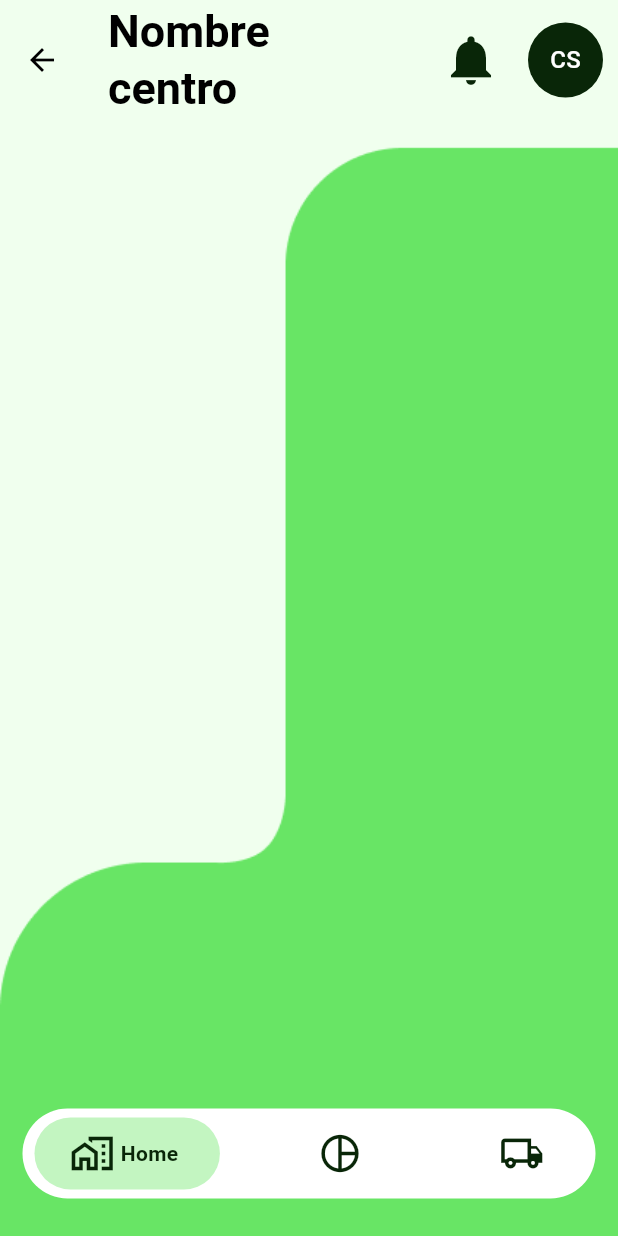
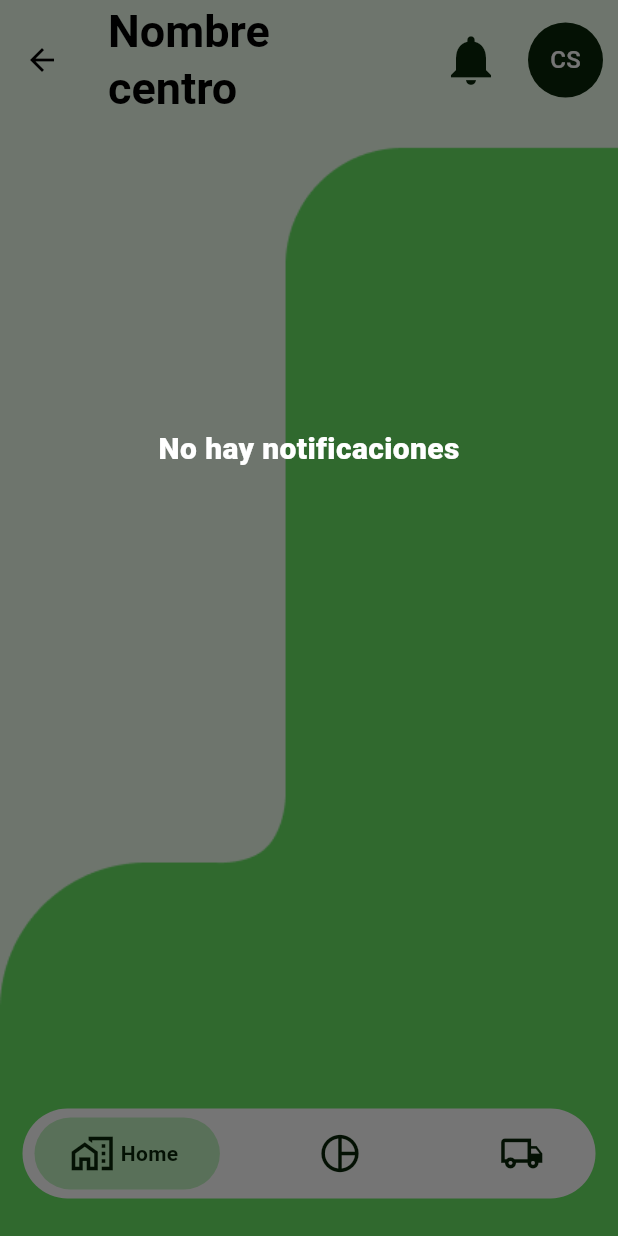
Before and after one commit to saulm10/Sensorize_App, a Flutter app: the _TapsScreen screen opened directly, after a tap on the "notifications" icon, on a phone screen of 412 x 824 dp. Run offline on Flutter 3.47's test engine with Material 3 defaults, Android fonts, the phone set to English and light mode, and no system bars; our stand-ins replace flutter_dotenv, flutter_secure_storage, fluttertoast, get_it, injectable, isar and 4 more; accounts and stored records are empty; generated files the repository leaves out were written again.

Commit message:
# - Pantalla de notificaciones y lógica de pantalla y almacenaje en db local

```diff
--- a/lib/api/endpoint/centros_endpoint.dart
+++ b/lib/api/endpoint/centros_endpoint.dart
@@ -1,5 +1,5 @@
 import 'package:sensorize/api/api_repository.dart';
-import 'package:sensorize/database/tables/aa_tables.dart';
+import 'package:sensorize/database/aa_tables.dart';
 
 mixin CentrosEndpoint implements ApiDependencies {
   Future<List<Map<String, dynamic>>> getCentro() async {
--- a/lib/api/endpoint/mediciones_endpoint.dart
+++ b/lib/api/endpoint/mediciones_endpoint.dart
@@ -1,5 +1,5 @@
 import 'package:sensorize/api/api_repository.dart';
-import 'package:sensorize/database/tables/aa_tables.dart';
+import 'package:sensorize/database/aa_tables.dart';
 
 mixin MedicionesEndpoint implements ApiDependencies {
   Future<List<Map<String, dynamic>>> getMediodionesSilo(String idSilo) async {
--- a/lib/api/endpoint/silos_endpoint.dart
+++ b/lib/api/endpoint/silos_endpoint.dart
@@ -1,5 +1,5 @@
 import 'package:sensorize/api/api_repository.dart';
-import 'package:sensorize/database/tables/aa_tables.dart';
+import 'package:sensorize/database/aa_tables.dart';
 
 mixin SilosEndpoint implements ApiDependencies {
   Future<List<Map<String, dynamic>>> getSilos() async {
--- /dev/null
+++ b/lib/database/aa_tables.dart
@@ -0,0 +1,4 @@
+export 'package:sensorize/database/notifications.dart';
+export 'package:sensorize/database/centros.dart';
+export 'package:sensorize/database/mediciones.dart';
+export 'package:sensorize/database/silos.dart';
--- /dev/null
+++ b/lib/database/notifications.dart
@@ -0,0 +1,12 @@
+import 'package:isar/isar.dart';
+
+part 'notifications.g.dart';
+
+@Collection()
+class Notifications {
+  Id id_ = Isar.autoIncrement;
+  late String title;
+  late String body;
+  late DateTime date;
+  late String idSilo;
+}
--- a/lib/database/tables/silos.dart
+++ b/lib/database/silos.dart
@@ -1,5 +1,5 @@
 import 'package:isar/isar.dart';
-import 'package:sensorize/database/tables/aa_tables.dart';
+import 'package:sensorize/database/aa_tables.dart';
 part 'silos.g.dart';
 
 @collection
--- a/lib/database/tables/aa_tables.dart
+++ /dev/null
@@ -1,3 +0,0 @@
-export 'package:sensorize/database/tables/centros.dart';
-export 'package:sensorize/database/tables/mediciones.dart';
-export 'package:sensorize/database/tables/silos.dart';
--- /dev/null
+++ b/lib/screens/notifications/notifications_provider.dart
@@ -0,0 +1,43 @@
+import 'package:flutter/material.dart';
+import 'package:injectable/injectable.dart';
+import 'package:sensorize/config/di_config/di_config.dart';
+import 'package:sensorize/database/aa_tables.dart';
+import 'package:sensorize/services/services.dart';
+
+@Injectable()
+class NotificationsProvider extends ChangeNotifier {
+  final LocalDbService _localDbService;
+  final DialogService _dialogService;
+
+  List<Notifications> notifications = [];
+
+  NotificationsProvider(
+    this._localDbService,
+    this._dialogService,
+  ) {
+    getAllNotifications();
+  }
+
+  getAllNotifications() async {
+    notifications = await _localDbService.getAll<Notifications>();
+    notifyListeners();
+  }
+
+  deleteNotification(int index) async {
+    bool canDelete = await _dialogService.boolDialog(
+      'Borrar notificación',
+      'Una vez borrada no se recuperará.',
+      'Borrar',
+      'Cancelar',
+    );
+    if (canDelete) {
+      _localDbService.deleteById<Notifications>(notifications[index].id_);
+      notifications.removeAt(index);
+    }
+    notifyListeners();
+  }
+
+  static NotificationsProvider get() {
+    return Injector.F<NotificationsProvider>();
+  }
+}
--- /dev/null
+++ b/lib/screens/notifications/notifications_screen.dart
@@ -0,0 +1,98 @@
+import 'package:flutter/material.dart';
+import 'package:provider/provider.dart';
+import 'package:sensorize/extensions/build_context_ex.dart';
+import 'package:sensorize/screens/notifications/notifications_provider.dart';
+
+class NotificationsScreen extends StatelessWidget {
+  const NotificationsScreen({super.key});
+  static const route = 'Profile';
+
+  @override
+  Widget build(BuildContext context) {
+    return ChangeNotifierProvider(
+      create: (context) => NotificationsProvider.get(),
+      child: const _NotificationsScreen(),
+    );
+  }
+}
+
+class _NotificationsScreen extends StatelessWidget {
+  const _NotificationsScreen();
+
+  @override
+  Widget build(BuildContext context) {
+    NotificationsProvider provider = context.watch<NotificationsProvider>();
+
+    return SizedBox(
+      width: MediaQuery.of(context).size.width * 0.88,
+      height: MediaQuery.of(context).size.height * 0.88,
+      child: CustomScrollView(
+        slivers: [
+          if (provider.notifications.isNotEmpty)
+            SliverList(
+              delegate: SliverChildBuilderDelegate(
+                (context, index) {
+                  return LayoutBuilder(
+                    builder: (context, constraints) {
+                      return Container(
+                        width: constraints.maxWidth,
+                        margin: const EdgeInsets.all(8),
+                        decoration: BoxDecoration(
+                          color: Colors.white,
+                          borderRadius: BorderRadius.circular(28),
+                        ),
+                        child: Row(
+                          crossAxisAlignment: CrossAxisAlignment.center,
+                          children: [
+                            Expanded(
+                              child: Column(
+                                children: [
+                                  ListTile(
+                                    title: Text(
+                                        provider.notifications[index].title),
+                                  ),
+                                  ListTile(
+                                    title: Text(
+                                        provider.notifications[index].body),
+                                  ),
+                                ],
+                              ),
+                            ),
+                            IconButton(
+                              onPressed: () =>
+                                  provider.deleteNotification(index),
+                              icon: Icon(
+                                Icons.delete,
+                                color: context.theme.colorScheme.error,
+                              ),
+                            ),
+                          ],
+                        ),
+                      );
+                    },
+                  );
+                },
+                childCount: provider.notifications.length,
+              ),
+            ),
+          if (provider.notifications.isEmpty)
+            const SliverToBoxAdapter(
+              child: SizedBox(
+                height: 500,
+                child: Center(
+                  child: Text(
+                    'No hay notificaciones',
+                    style: TextStyle(
+                      fontSize: 20,
+                      color: Colors.white,
+                      fontWeight: FontWeight.w800,
+                    ),
+                  ),
+                ),
+              ),
+            )
+        ],
+      ),
+    );
+  }
+}
--- a/lib/screens/profile/profile_provider.dart
+++ b/lib/screens/profile/profile_provider.dart
@@ -45,9 +45,9 @@ class ProfileProvider extends ChangeNotifier {
   onLogOutTap() async {
     bool? result = await _dialogService.boolDialog(
       'Cerrar sesión',
-      '¿Está usted seguro de cerrar sesión? Tendrá que volver a iniciar sesión si desea volver a entrar.',
-      'Sí',
-      'No',
+      'Tendrá que volver a iniciar sesión.',
+      'Cerrar sesión',
+      'Cancelar',
     );
 
     if (result == true) {
--- a/lib/screens/screens.dart
+++ b/lib/screens/screens.dart
@@ -1,3 +1,5 @@
+export 'package:sensorize/screens/notifications/notifications_provider.dart';
+export 'package:sensorize/screens/notifications/notifications_screen.dart';
 export 'package:sensorize/screens/taps/tap_silos/tap_silos_provider.dart';
 export 'package:sensorize/screens/taps/tap_silos/tap_silos_screen.dart';
 export 'package:sensorize/screens/taps/tap_home/tap_home_provider.dart';
--- a/lib/screens/taps/tap_home/tap_home_provider.dart
+++ b/lib/screens/taps/tap_home/tap_home_provider.dart
@@ -1,7 +1,7 @@
 import 'package:flutter/material.dart';
 import 'package:injectable/injectable.dart';
 import 'package:sensorize/config/di_config/di_config.dart';
-import 'package:sensorize/database/tables/aa_tables.dart';
+import 'package:sensorize/database/aa_tables.dart';
 import 'package:sensorize/services/services.dart';
 
 @Injectable()
--- a/lib/screens/taps/tap_home/tap_home_screen.dart
+++ b/lib/screens/taps/tap_home/tap_home_screen.dart
@@ -1,6 +1,6 @@
 import 'package:flutter/material.dart';
 import 'package:provider/provider.dart';
-import 'package:sensorize/database/tables/aa_tables.dart';
+import 'package:sensorize/database/aa_tables.dart';
 import 'package:sensorize/extensions/build_context_ex.dart';
 import 'package:sensorize/widgets/silo_widget.dart';
 import 'package:smooth_page_indicator/smooth_page_indicator.dart';
--- a/lib/screens/taps/tap_silos/tap_silos_provider.dart
+++ b/lib/screens/taps/tap_silos/tap_silos_provider.dart
@@ -2,7 +2,7 @@ import 'package:injectable/injectable.dart';
 import 'package:flutter/material.dart';
 import 'package:sensorize/config/di_config/di_config.dart';
 
-import '../../../database/tables/aa_tables.dart';
+import '../../../database/aa_tables.dart';
 import '../../../services/services.dart';
 
 @Injectable()
--- a/lib/screens/taps/taps_provider.dart
+++ b/lib/screens/taps/taps_provider.dart
@@ -1,7 +1,7 @@
 import 'package:flutter/material.dart';
 import 'package:injectable/injectable.dart';
 import 'package:sensorize/config/di_config/di_config.dart';
-import 'package:sensorize/database/tables/aa_tables.dart';
+import 'package:sensorize/database/aa_tables.dart';
 import 'package:sensorize/screens/screens.dart';
 import 'package:sensorize/services/services.dart';
 
@@ -58,6 +58,12 @@ class TapsProvider extends ChangeNotifier {
     );
   }
 
+  navigateToNotifications() {
+    _navigatorService.showDialogModel(
+      const NotificationsScreen(),
+    );
+  }
+
   static TapsProvider get() {
     return Injector.F<TapsProvider>();
   }
--- a/lib/screens/taps/taps_screen.dart
+++ b/lib/screens/taps/taps_screen.dart
@@ -34,7 +34,7 @@ class _TapsScreen extends StatelessWidget {
           backgroundColor: Colors.transparent,
           actions: [
             IconButton(
-              onPressed: () {},
+              onPressed: () => tapsProvider.navigateToNotifications(),
               icon: Icon(
                 Icons.notifications,
                 size: 40,
@@ -80,7 +80,7 @@ class _TapsScreen extends StatelessWidget {
               ? [
                   const TapHomeScreen(),
                   const TapSilosScreen(),
-                  Placeholder(),
+                  const Placeholder(),
                 ]
               : [],
         ),
--- a/lib/services/local_db_service/local_db_service_impl.dart
+++ b/lib/services/local_db_service/local_db_service_impl.dart
@@ -4,7 +4,7 @@ import 'package:isar/isar.dart';
 import 'package:path_provider/path_provider.dart';
 import 'package:sensorize/services/local_db_service/local_db_service.dart';
 
-import '../../database/tables/aa_tables.dart';
+import '../../database/aa_tables.dart';
 
 @Singleton(as: LocalDbService)
 class LocalDbServiceImpl implements LocalDbService {
@@ -22,6 +22,7 @@ class LocalDbServiceImpl implements LocalDbService {
         [
           SilosSchema,
           CentrosSchema,
+          NotificationsSchema,
         ],
         inspector: kDebugMode,
         directory: dir.path,
--- a/lib/services/sinc_service.dart
+++ b/lib/services/sinc_service.dart
@@ -1,6 +1,6 @@
 import 'package:injectable/injectable.dart';
 import 'package:sensorize/api/api_repository.dart';
-import 'package:sensorize/database/tables/aa_tables.dart';
+import 'package:sensorize/database/aa_tables.dart';
 import 'package:sensorize/services/services.dart';
 
 @Singleton()
```
Also changed, not shown: lib/config/di_config/di_config.config.dart, lib/database/centros.dart (renamed from lib/database/tables/centros.dart), lib/database/centros.g.dart (renamed from lib/database/tables/centros.g.dart), lib/database/mediciones.dart (renamed from lib/database/tables/mediciones.dart), lib/database/mediciones.g.dart (renamed from lib/database/tables/mediciones.g.dart), lib/database/notifications.g.dart (added), lib/database/silos.g.dart (renamed from lib/database/tables/silos.g.dart).
